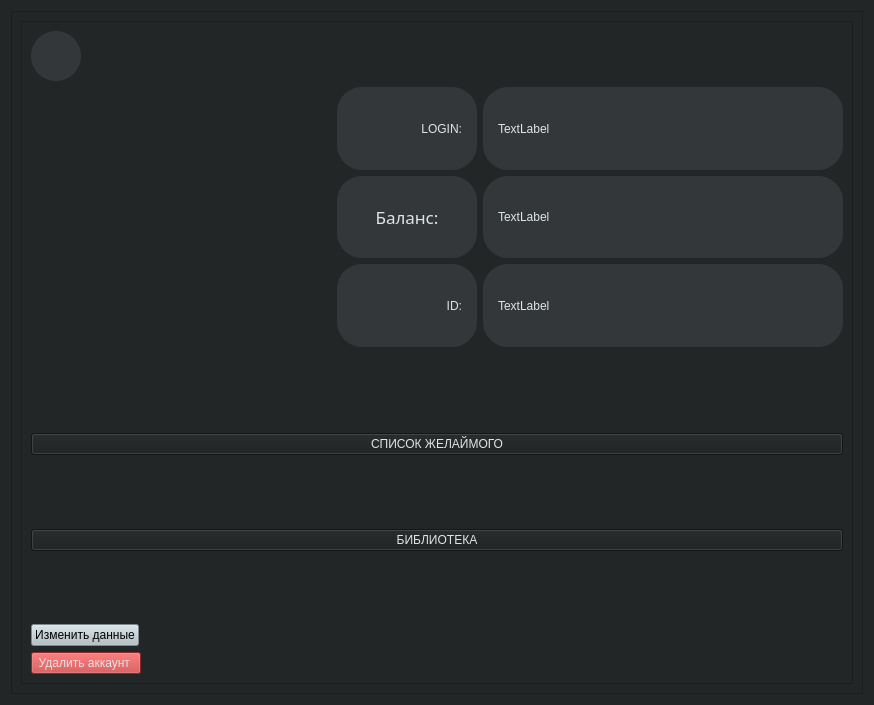
Above: Account/account.ui from ToniTrum/My_EGS before the change. Below: the same form after it.
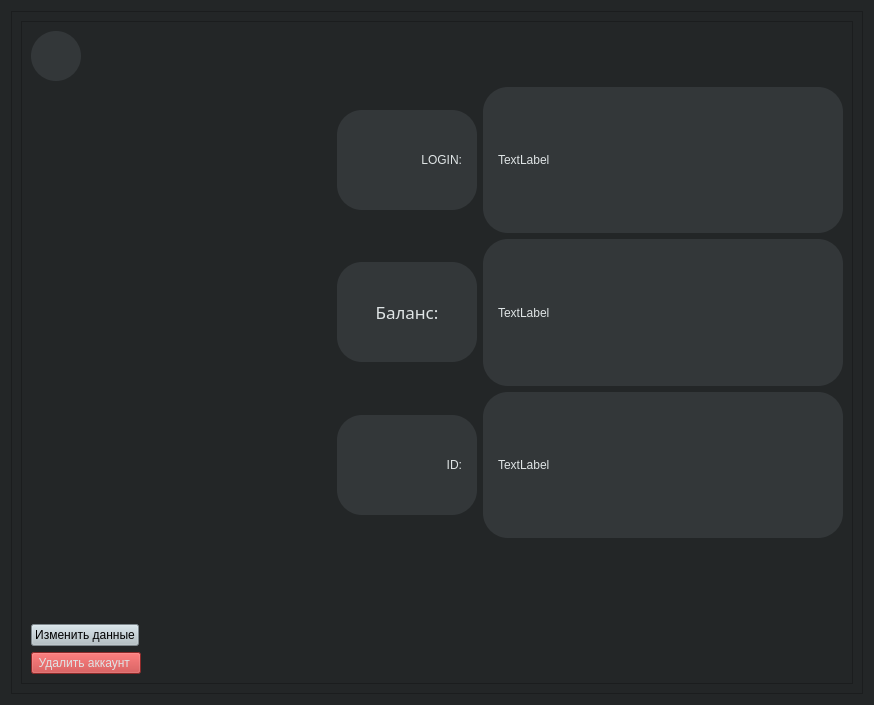
That is the form after the change. Icons and pictures are not drawn.

```diff
--- a/Account/account.ui
+++ b/Account/account.ui
@@ -405,47 +405,6 @@
              </property>
             </spacer>
            </item>
-           <item>
-            <layout class="QVBoxLayout" name="verticalLayout_3">
-             <item>
-              <widget class="QPushButton" name="desired_button">
-               <property name="styleSheet">
-                <string notr="true">color:rgb(223, 228, 229);
-background-color: rgb(27, 30, 31);
-font: 63 10pt &quot;Yu Gothic UI Semibold&quot;;
-
-</string>
-               </property>
-               <property name="text">
-                <string>СПИСОК ЖЕЛАЙМОГО</string>
-               </property>
-              </widget>
-             </item>
-             <item>
-              <widget class="QWidget" name="widget" native="true"/>
-             </item>
-            </layout>
-           </item>
-           <item>
-            <layout class="QVBoxLayout" name="verticalLayout_5">
-             <item>
-              <widget class="QPushButton" name="library_button">
-               <property name="styleSheet">
-                <string notr="true">color:rgb(223, 228, 229);
-font: 63 10pt &quot;Yu Gothic UI Semibold&quot;;
-
-background-color: rgb(27, 30, 31);</string>
-               </property>
-               <property name="text">
-                <string>БИБЛИОТЕКА</string>
-               </property>
-              </widget>
-             </item>
-             <item>
-              <widget class="QWidget" name="widget_2" native="true"/>
-             </item>
-            </layout>
-           </item>
            <item>
             <layout class="QHBoxLayout" name="horizontalLayout_6">
              <item>
```
